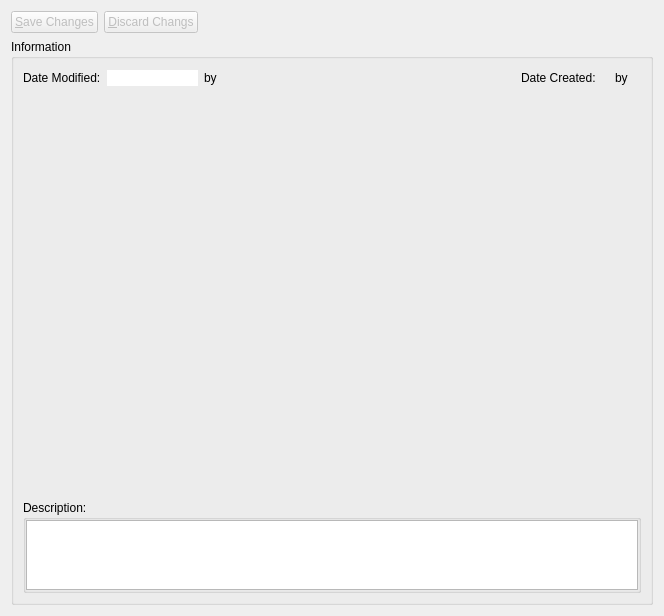
Qt form client/src/details/detailswidget.ui (KDAB/FatCRM) before a commit.
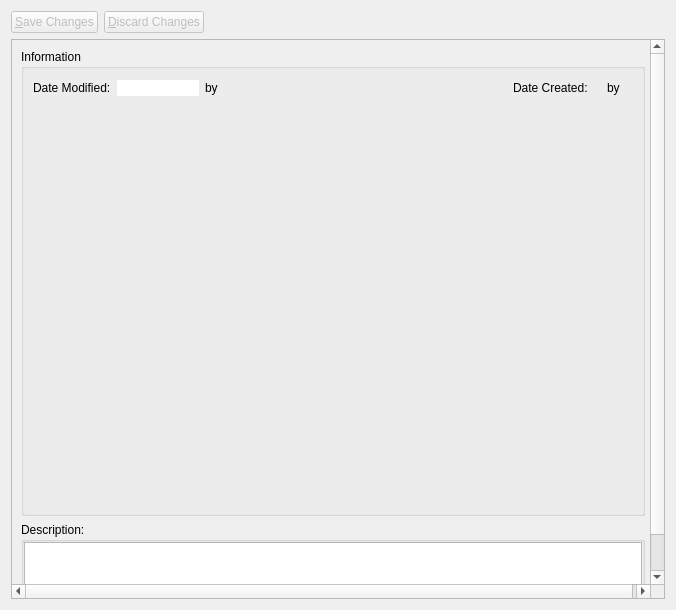
The same form after that commit.

Commit message: Restore view menu. Move save/discard buttons of details outside of the scroll area so they are always accessible

The edit to the form file:
```diff
--- a/client/src/details/detailswidget.ui
+++ b/client/src/details/detailswidget.ui
@@ -6,14 +6,14 @@
    <rect>
     <x>0</x>
     <y>0</y>
-    <width>664</width>
-    <height>603</height>
+    <width>676</width>
+    <height>610</height>
    </rect>
   </property>
   <property name="windowTitle">
    <string>Details</string>
   </property>
-  <layout class="QVBoxLayout" name="verticalLayout">
+  <layout class="QVBoxLayout" name="verticalLayout_2">
    <item>
     <layout class="QHBoxLayout" name="horizontalLayout_2">
      <item>
@@ -32,7 +32,7 @@
         <bool>false</bool>
        </property>
        <property name="text">
-        <string>&amp;Discard Changs</string>
+        <string>&amp;Discard Changes</string>
        </property>
       </widget>
      </item>
@@ -52,6 +52,21 @@
     </layout>
    </item>
    <item>
+    <widget class="QScrollArea" name="scrollArea">
+     <property name="widgetResizable">
+      <bool>true</bool>
+     </property>
+     <widget class="QWidget" name="scrollAreaWidgetContents_2">
+      <property name="geometry">
+       <rect>
+        <x>0</x>
+        <y>0</y>
+        <width>644</width>
+        <height>575</height>
+       </rect>
+      </property>
+      <layout class="QVBoxLayout" name="verticalLayout">
+       <item>
     <widget class="QGroupBox" name="informationGB">
      <property name="title">
       <string>Information</string>
@@ -161,7 +176,10 @@
         </property>
        </widget>
       </item>
-      <item row="2" column="0" colspan="2">
+         </layout>
+        </widget>
+       </item>
+          <item>
        <widget class="QGroupBox" name="descriptionBox">
         <property name="maximumSize">
          <size>
@@ -190,6 +208,7 @@
       </item>
      </layout>
     </widget>
+    </widget>
    </item>
   </layout>
  </widget>
```
Left out of the diff: 2 changed lines with no effect on the pictures. Lines whose indentation alone changed are shown as unchanged. The commit also changes 5 other files.
